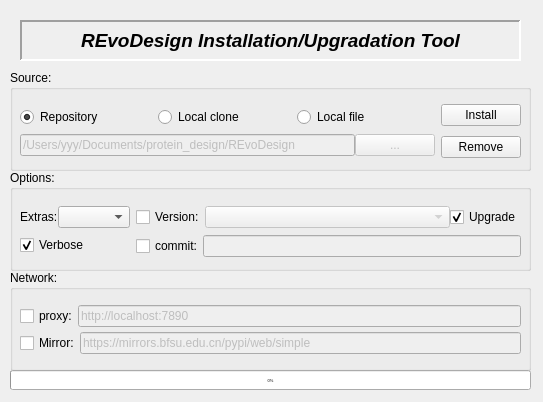
The window that REvoDesign/UI/REvoDesign-PyMOL-entry.ui (YaoYinYing/REvoDesign) describes before a commit, drawn with Qt 5.
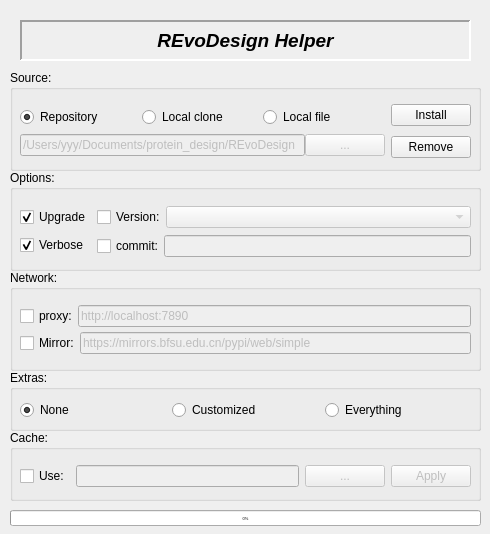
The same window after the commit.

The edit to the form file:
```diff
--- a/REvoDesign/UI/REvoDesign-PyMOL-entry.ui
+++ b/REvoDesign/UI/REvoDesign-PyMOL-entry.ui
@@ -6,20 +6,26 @@
    <rect>
     <x>0</x>
     <y>0</y>
-    <width>543</width>
-    <height>402</height>
+    <width>490</width>
+    <height>534</height>
    </rect>
   </property>
+  <property name="sizePolicy">
+   <sizepolicy hsizetype="Fixed" vsizetype="Fixed">
+    <horstretch>0</horstretch>
+    <verstretch>0</verstretch>
+   </sizepolicy>
+  </property>
   <property name="minimumSize">
    <size>
-    <width>543</width>
-    <height>0</height>
+    <width>490</width>
+    <height>534</height>
    </size>
   </property>
   <property name="maximumSize">
    <size>
-    <width>543</width>
-    <height>16777215</height>
+    <width>652</width>
+    <height>547</height>
    </size>
   </property>
   <property name="windowTitle">
@@ -33,7 +39,7 @@
     <rect>
      <x>10</x>
      <y>70</y>
-     <width>521</width>
+     <width>471</width>
      <height>101</height>
     </rect>
    </property>
@@ -51,7 +57,7 @@
      <rect>
       <x>10</x>
       <y>30</y>
-      <width>501</width>
+      <width>451</width>
       <height>64</height>
      </rect>
     </property>
@@ -195,7 +201,7 @@
     <rect>
      <x>10</x>
      <y>170</y>
-     <width>521</width>
+     <width>471</width>
      <height>101</height>
     </rect>
    </property>
@@ -207,7 +213,7 @@
      <rect>
       <x>10</x>
       <y>29</y>
-      <width>501</width>
+      <width>451</width>
       <height>65</height>
      </rect>
     </property>
@@ -220,31 +226,12 @@
        <item>
         <layout class="QHBoxLayout" name="horizontalLayout_4">
          <item>
-          <widget class="QLabel" name="label">
+          <widget class="QCheckBox" name="checkBox_upgrade">
            <property name="sizePolicy">
-            <sizepolicy hsizetype="Maximum" vsizetype="Preferred">
+            <sizepolicy hsizetype="Maximum" vsizetype="Fixed">
              <horstretch>0</horstretch>
              <verstretch>0</verstretch>
             </sizepolicy>
-           </property>
-           <property name="text">
-            <string>Extras:</string>
-           </property>
-          </widget>
-         </item>
-         <item>
-          <widget class="QComboBox" name="comboBox_extras">
-           <property name="sizePolicy">
-            <sizepolicy hsizetype="Fixed" vsizetype="Fixed">
-             <horstretch>0</horstretch>
-             <verstretch>0</verstretch>
-            </sizepolicy>
-           </property>
-           <property name="maximumSize">
-            <size>
-             <width>75</width>
-             <height>16777215</height>
-            </size>
            </property>
            <property name="toolTip">
             <string>Extra definitions of dependencies.</string>
@@ -252,6 +239,12 @@
            <property name="whatsThis">
             <string/>
            </property>
+           <property name="text">
+            <string>Upgrade</string>
+           </property>
+           <property name="checked">
+            <bool>true</bool>
+           </property>
           </widget>
          </item>
         </layout>
@@ -308,28 +301,6 @@
            </property>
           </widget>
          </item>
-         <item>
-          <widget class="QCheckBox" name="checkBox_upgrade">
-           <property name="sizePolicy">
-            <sizepolicy hsizetype="Maximum" vsizetype="Fixed">
-             <horstretch>0</horstretch>
-             <verstretch>0</verstretch>
-            </sizepolicy>
-           </property>
-           <property name="toolTip">
-            <string>Upgrade to the latest</string>
-           </property>
-           <property name="statusTip">
-            <string/>
-           </property>
-           <property name="text">
-            <string>Upgrade</string>
-           </property>
-           <property name="checked">
-            <bool>true</bool>
-           </property>
-          </widget>
-         </item>
         </layout>
        </item>
        <item>
@@ -337,7 +308,7 @@
          <item>
           <widget class="QCheckBox" name="checkBox_specified_commit">
            <property name="sizePolicy">
-            <sizepolicy hsizetype="Maximum" vsizetype="Fixed">
+            <sizepolicy hsizetype="Preferred" vsizetype="Fixed">
              <horstretch>0</horstretch>
              <verstretch>0</verstretch>
             </sizepolicy>
@@ -372,7 +343,7 @@
     <rect>
      <x>20</x>
      <y>20</y>
-     <width>501</width>
+     <width>451</width>
      <height>41</height>
     </rect>
    </property>
@@ -399,7 +370,7 @@
     <number>0</number>
    </property>
    <property name="text">
-    <string>REvoDesign Installation/Upgradation Tool</string>
+    <string>REvoDesign Helper</string>
    </property>
    <property name="textFormat">
     <enum>Qt::RichText</enum>
@@ -416,7 +387,7 @@
     <rect>
      <x>10</x>
      <y>270</y>
-     <width>521</width>
+     <width>471</width>
      <height>101</height>
     </rect>
    </property>
@@ -428,7 +399,7 @@
      <rect>
       <x>10</x>
       <y>30</y>
-      <width>501</width>
+      <width>451</width>
       <height>61</height>
      </rect>
     </property>
@@ -459,6 +430,12 @@
          <property name="enabled">
           <bool>false</bool>
          </property>
+         <property name="sizePolicy">
+          <sizepolicy hsizetype="Preferred" vsizetype="Fixed">
+           <horstretch>0</horstretch>
+           <verstretch>0</verstretch>
+          </sizepolicy>
+         </property>
          <property name="toolTip">
           <string>HTTP proxy</string>
          </property>
@@ -492,6 +469,12 @@
          <property name="enabled">
           <bool>false</bool>
          </property>
+         <property name="sizePolicy">
+          <sizepolicy hsizetype="Preferred" vsizetype="Fixed">
+           <horstretch>0</horstretch>
+           <verstretch>0</verstretch>
+          </sizepolicy>
+         </property>
          <property name="toolTip">
           <string>Set PyPi mirror URL</string>
          </property>
@@ -505,13 +488,178 @@
     </layout>
    </widget>
   </widget>
-  <widget class="QProgressBar" name="progressBar">
+  <widget class="QGroupBox" name="groupBox_4">
+   <property name="geometry">
+    <rect>
+     <x>10</x>
+     <y>430</y>
+     <width>471</width>
+     <height>71</height>
+    </rect>
+   </property>
+   <property name="title">
+    <string>Cache:</string>
+   </property>
+   <widget class="QWidget" name="horizontalLayoutWidget">
+    <property name="geometry">
+     <rect>
+      <x>10</x>
+      <y>30</y>
+      <width>451</width>
+      <height>33</height>
+     </rect>
+    </property>
+    <layout class="QHBoxLayout" name="horizontalLayout_11">
+     <item>
+      <widget class="QCheckBox" name="checkBox_user_cache_dir">
+       <property name="sizePolicy">
+        <sizepolicy hsizetype="Maximum" vsizetype="Fixed">
+         <horstretch>0</horstretch>
+         <verstretch>0</verstretch>
+        </sizepolicy>
+       </property>
+       <property name="toolTip">
+        <string>Use customized cache dir. Uncheck this to let REvoDesign choose one.</string>
+       </property>
+       <property name="whatsThis">
+        <string/>
+       </property>
+       <property name="text">
+        <string>Use:</string>
+       </property>
+      </widget>
+     </item>
+     <item>
+      <widget class="QLineEdit" name="lineEdit_customized_cache_dir">
+       <property name="enabled">
+        <bool>false</bool>
+       </property>
+       <property name="toolTip">
+        <string>Cache file on this dir</string>
+       </property>
+      </widget>
+     </item>
+     <item>
+      <widget class="QPushButton" name="pushButton_open_cache_dir">
+       <property name="enabled">
+        <bool>false</bool>
+       </property>
+       <property name="sizePolicy">
+        <sizepolicy hsizetype="Minimum" vsizetype="Maximum">
+         <horstretch>0</horstretch>
+         <verstretch>0</verstretch>
+        </sizepolicy>
+       </property>
+       <property name="toolTip">
+        <string>Open a dir as cache directory.</string>
+       </property>
+       <property name="text">
+        <string>...</string>
+       </property>
+      </widget>
+     </item>
+     <item>
+      <widget class="QPushButton" name="pushButton_set_cache_dir">
+       <property name="enabled">
+        <bool>false</bool>
+       </property>
+       <property name="sizePolicy">
+        <sizepolicy hsizetype="Minimum" vsizetype="Maximum">
+         <horstretch>0</horstretch>
+         <verstretch>0</verstretch>
+        </sizepolicy>
+       </property>
+       <property name="toolTip">
+        <string>Apply this directory for cache.</string>
+       </property>
+       <property name="text">
+        <string>Apply</string>
+       </property>
+      </widget>
+     </item>
+    </layout>
+   </widget>
+  </widget>
+  <widget class="QGroupBox" name="groupBox_5">
    <property name="geometry">
     <rect>
      <x>10</x>
      <y>370</y>
-     <width>521</width>
-     <height>20</height>
+     <width>471</width>
+     <height>61</height>
+    </rect>
+   </property>
+   <property name="toolTip">
+    <string>Extra definitions of dependencies.</string>
+   </property>
+   <property name="title">
+    <string>Extras:</string>
+   </property>
+   <widget class="QWidget" name="">
+    <property name="geometry">
+     <rect>
+      <x>10</x>
+      <y>30</y>
+      <width>451</width>
+      <height>21</height>
+     </rect>
+    </property>
+    <layout class="QHBoxLayout" name="horizontalLayout_12">
+     <item>
+      <widget class="QRadioButton" name="radioButton_extra_none">
+       <property name="toolTip">
+        <string>Default setting with no extra dependencies.</string>
+       </property>
+       <property name="whatsThis">
+        <string/>
+       </property>
+       <property name="text">
+        <string>None</string>
+       </property>
+       <property name="checked">
+        <bool>true</bool>
+       </property>
+      </widget>
+     </item>
+     <item>
+      <widget class="QRadioButton" name="radioButton_extra_customized">
+       <property name="toolTip">
+        <string>Customized extras picked from right panel.</string>
+       </property>
+       <property name="whatsThis">
+        <string/>
+       </property>
+       <property name="text">
+        <string>Customized</string>
+       </property>
+      </widget>
+     </item>
+     <item>
+      <widget class="QRadioButton" name="radioButton_extra_everything">
+       <property name="toolTip">
+        <string>Install with all extras except unit tests</string>
+       </property>
+       <property name="whatsThis">
+        <string/>
+       </property>
+       <property name="text">
+        <string>Everything</string>
+       </property>
+       <property name="checked">
+        <bool>false</bool>
+       </property>
+      </widget>
+     </item>
+    </layout>
+   </widget>
+  </widget>
+  <widget class="QProgressBar" name="progressBar">
+   <property name="geometry">
+    <rect>
+     <x>10</x>
+     <y>510</y>
+     <width>471</width>
+     <height>16</height>
     </rect>
    </property>
    <property name="sizePolicy">
```
Left out of the diff: 68 changed lines with no effect on the pictures.
